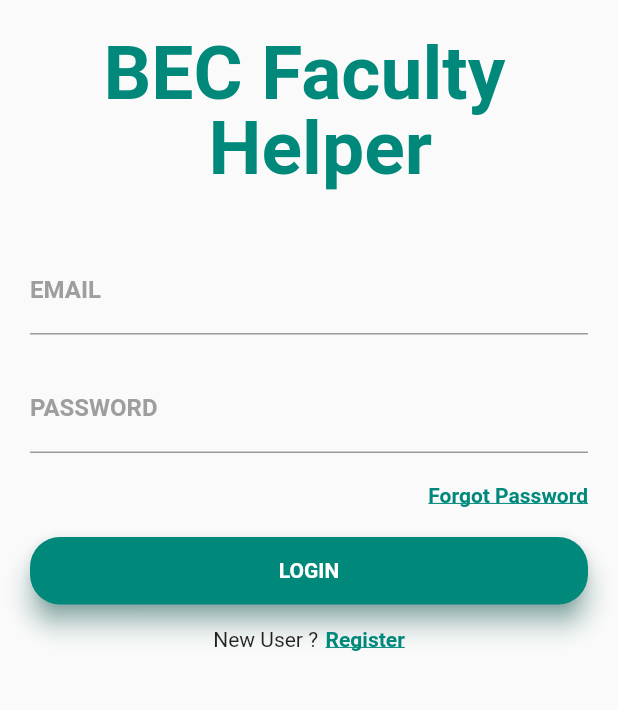
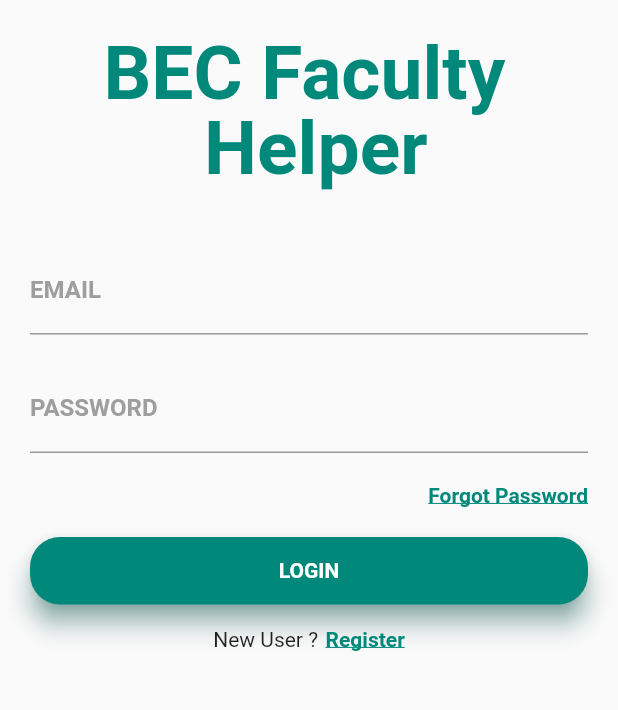
Before and after one commit to ioxvar/BEC-plugin, a Flutter app: the screen it shows after launch, on a phone screen of 412 x 824 dp, the part 423-1133 px from its top. Run offline on Flutter 3.47's test engine with Material 2 defaults, Android fonts, the phone set to English and light mode, and no system bars; Roboto replaces fonts that are missing (Montserrat).

```diff
--- a/lib/main.dart
+++ b/lib/main.dart
@@ -48,14 +48,16 @@ class _MyHomePageState extends State<MyHomePage> {
               Container(
                 padding: EdgeInsets.fromLTRB(65.0, 200.0, 0.0, 0.0),
                 child: Text('BEC\tFaculty',
+                    textAlign: TextAlign.center,
                     style: TextStyle(
                         color: Colors.teal[600].withOpacity(1),
                         fontSize: 50.0,
                         fontWeight: FontWeight.bold)),
               ),
               Container(
-                padding: EdgeInsets.fromLTRB(135.0, 250.0, 0.0, 0.0),
+                padding: EdgeInsets.fromLTRB(132.0, 250.0, 0.0, 0.0),
                 child: Text('Helper',
+                    textAlign: TextAlign.center,
                     style: TextStyle(
                         color: Colors.teal[600].withOpacity(1),
                         fontSize: 50.0,
```
Also changed, not shown: 8 other files.
